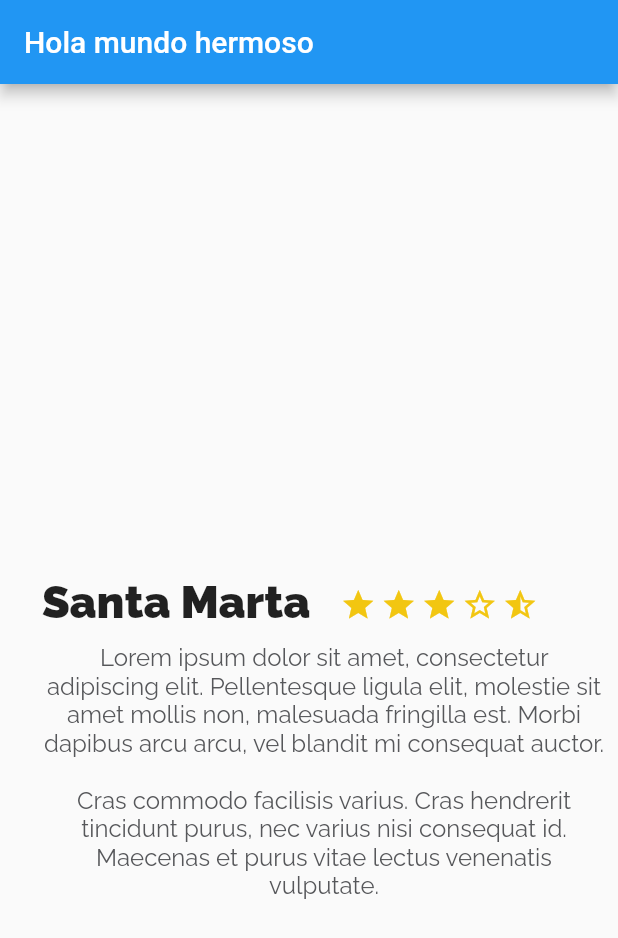
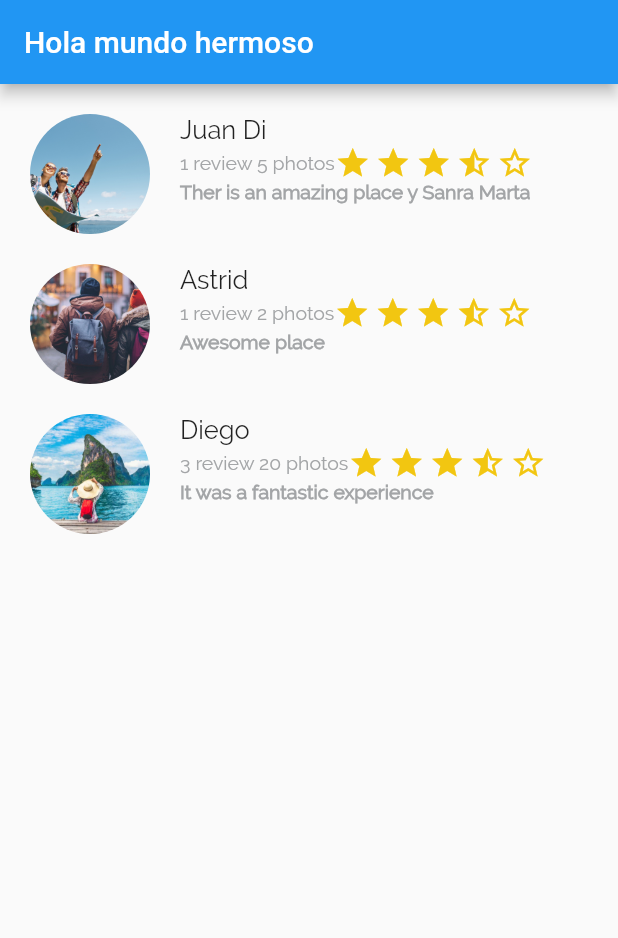
Before and after one commit to darvela/platzi_trips_app, a Flutter app: the screen it shows after launch, on a phone screen of 412 x 824 dp. Shown: the top 938 px of the screen. Run offline on Flutter 3.47's test engine with Material 2 defaults, Android fonts, the phone set to English and light mode, and no system bars.

Commit message:
Se Genera la zona de reviews con imagen, nombre, detalle con las estrellas y comentario. Para pruebas por el momento se deja activa solo esta parte y se comenta lo que se había hecho previamente

```diff
--- a/lib/description_place.dart
+++ b/lib/description_place.dart
@@ -54,7 +54,7 @@ class DescriptionPlace extends StatelessWidget {
               textAlign: TextAlign.left),
         ),
         Row(
-          children: <Widget>[star, star, star, star_border, star_half],
+          children: <Widget>[star, star, star, star_half, star_border],
         )
       ],
     );
@@ -66,7 +66,7 @@ class DescriptionPlace extends StatelessWidget {
         Container(
             margin: EdgeInsets.only(top: 10, left: 20.0),
             child: new Text(descriptionPlace,
-                textAlign: TextAlign.center,
+                textAlign: TextAlign.left,
                 style: const TextStyle(
                     fontFamily: "Raleway",
                     fontSize: 16.0,
--- a/lib/main.dart
+++ b/lib/main.dart
@@ -1,5 +1,6 @@
 import 'package:flutter/material.dart';
 import 'package:platzi_trips_app/description_place.dart';
+import 'package:platzi_trips_app/review_list.dart';
 
 void main() => runApp(MyApp());
 
@@ -27,7 +28,8 @@ class MyApp extends StatelessWidget {
           appBar: AppBar(
             title: Text("Hola mundo hermoso"),
           ),
-          body: new DescriptionPlace("Santa Marta", 4, descriptionDummy),
+          //body: new DescriptionPlace("Santa Marta", 4, descriptionDummy),
+          body: ReviewList(),
         ) //MyHomePage(title: 'Flutter Demo Home Page'),
         );
   }
--- /dev/null
+++ b/lib/review.dart
@@ -0,0 +1,129 @@
+import 'package:flutter/material.dart';
+
+class Review extends StatelessWidget {
+
+  String pathImage = "assets/img/people.jpg";
+  String name = "Varuna Yasas";
+  String details = "1 review 5 photos";
+  String comment = "Ther is an amazing place y Sanra Marta";
+
+
+  Review(this.pathImage, this.name, this.details, this.comment);
+
+  @override
+  Widget build(BuildContext context) {
+
+    final star_half = Container(
+      margin: EdgeInsets.only(
+        right: 3.0,
+      ),
+      child: Icon(
+        Icons.star_half,
+        color: Color(0xFFf2C611),
+      ),
+    );
+
+    final star_border = Container(
+      margin: EdgeInsets.only(
+        right: 3.0,
+      ),
+      child: Icon(
+        Icons.star_border,
+        color: Color(0xFFf2C611),
+      ),
+    );
+
+    final star = Container(
+      margin: EdgeInsets.only(
+        right: 3.0,
+      ),
+      child: Icon(
+        Icons.star,
+        color: Color(0xFFf2C611),
+      ),
+    );
+
+    final userComment = Container (
+      margin: EdgeInsets.only(
+          left: 20.0
+      ),
+      child: Text (
+        comment,
+        textAlign: TextAlign.left,
+        style: TextStyle(
+            fontFamily: "Raleway",
+            fontSize: 13.0,
+            fontWeight: FontWeight.w900,
+            color: Color(0xFFa3a5a7)
+        ),
+      ),
+    );
+
+    final detailsStars = Row(
+      children: <Widget>[
+        Container(
+          margin: EdgeInsets.only(left: 20.0),
+          child: Text(
+              details,
+              textAlign: TextAlign.left,
+              style: TextStyle(
+                  fontFamily: "Raleway",
+                  fontSize: 13.0,
+                  color: Color(0xFFa3a5a7)),
+              ),
+        ),
+        Row(
+          children: <Widget>[star, star, star, star_half, star_border],
+        )
+      ],
+    );
+
+    final userName = Container (
+      margin: EdgeInsets.only(
+        left: 20.0
+      ),
+
+      child: Text (
+          name,
+          textAlign: TextAlign.left,
+          style: TextStyle(
+            fontFamily: "Raleway",
+              fontSize: 17.0
+          ),
+      ),
+    );
+
+    final userDetails = Column (
+      crossAxisAlignment: CrossAxisAlignment.start,
+      children: <Widget>[
+        userName,
+        detailsStars,
+        userComment
+      ],
+    );
+
+    final photo = Container (
+      margin: EdgeInsets.only(
+        top: 20.0,
+        left: 20.0,
+      ),
+      width: 80.0,
+      height: 80.0,
+      decoration: BoxDecoration(
+        shape: BoxShape.circle,
+        image: DecorationImage (
+          fit: BoxFit.cover,
+          image: AssetImage (pathImage)
+        )
+      ),
+    );
+
+    return Row(
+      children: <Widget>[
+        photo,
+        userDetails
+      ],
+    );
+  }
+
+}
--- /dev/null
+++ b/lib/review_list.dart
@@ -0,0 +1,22 @@
+import 'package:flutter/cupertino.dart';
+import 'package:flutter/material.dart';
+import 'package:platzi_trips_app/review.dart';
+
+class ReviewList extends StatelessWidget {
+  @override
+  Widget build(BuildContext context) {
+
+    final reviewLists = Column (
+      crossAxisAlignment: CrossAxisAlignment.start,
+      children: <Widget>[
+        new Review("assets/img/viajero.jpg", "Juan Di", "1 review 5 photos", "Ther is an amazing place y Sanra Marta"),
+        new Review("assets/img/viajero2.jpg", "Astrid", "1 review 2 photos", "Awesome place"),
+        new Review("assets/img/viajero3.jpg", "Diego", "3 review 20 photos", "It was a fantastic experience")
+      ],
+
+    );
+
+    return reviewLists;
+  }
+
+}
--- a/pubspec.yaml
+++ b/pubspec.yaml
@@ -70,7 +70,11 @@ flutter:
   #
   # For details regarding fonts from package dependencies,
   # see https://flutter.dev/custom-fonts/#from-packages
+  assets:
+    - assets/img/viajero.jpg
+    - assets/img/viajero2.jpg
+    - assets/img/viajero3.jpg
   fonts:
     - family: Raleway
       fonts:
-        - asset: fonts/Raleway-Regular.ttf
+        - asset: fonts/Raleway/Raleway-Regular.ttf
```
Also changed, not shown: assets/img/viajero.jpg (added), assets/img/viajero2.jpg (added), assets/img/viajero3.jpg (added).
